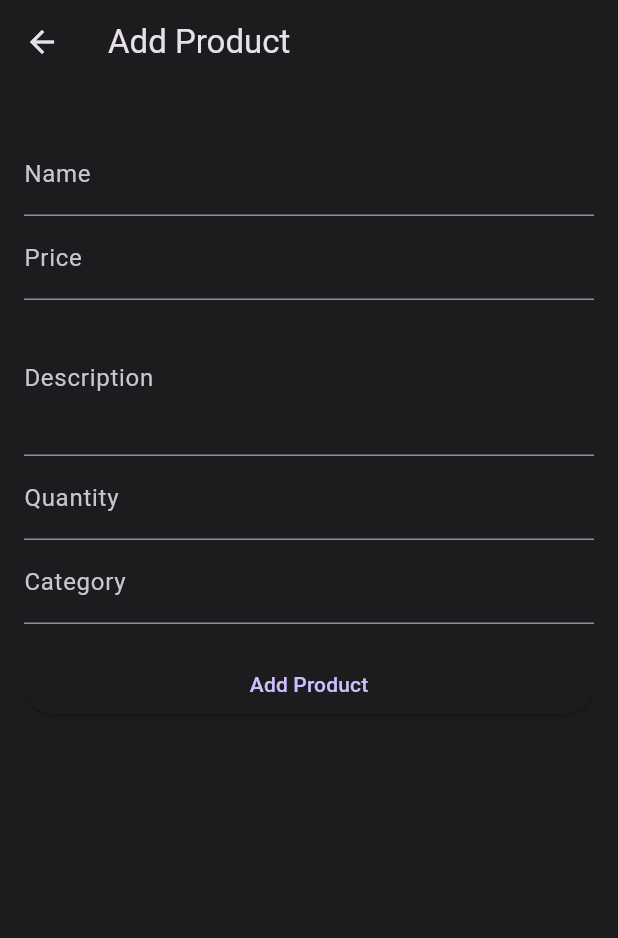
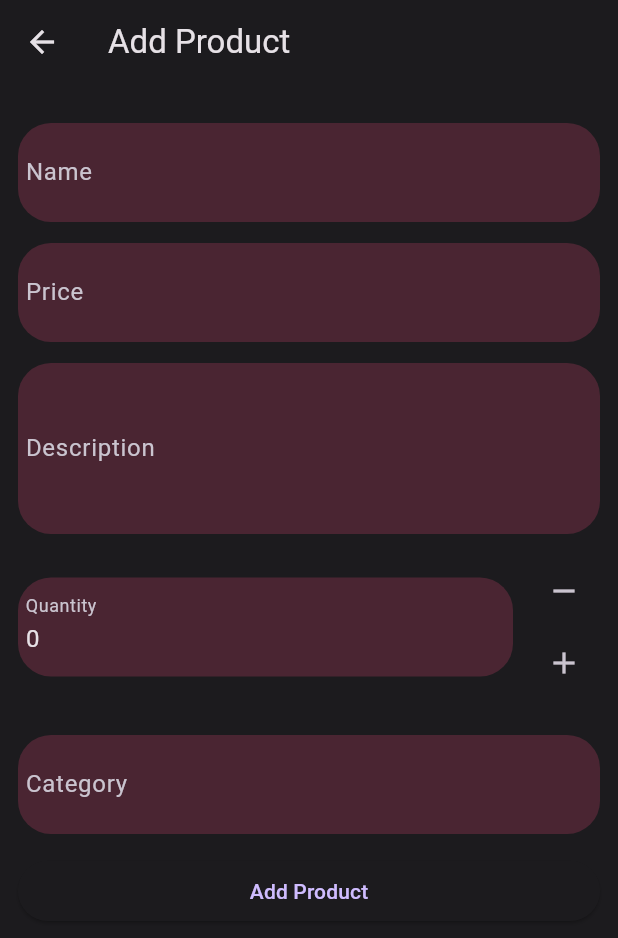
Before and after one commit to Marshal-GG/Test_1-Pack-More, a Flutter app: the AddProductPage screen opened by its route, on a phone screen of 412 x 824 dp. Shown: the top 938 px of the screen. Run offline on Flutter 3.47's test engine with Material 2 defaults, Android fonts, the phone set to English and light mode, and no system bars; our stand-ins replace cached_network_image, carousel_slider, cloud_firestore, dots_indicator, firebase_auth, firebase_core and 8 more; accounts and stored records are empty.

Commit message:
add_product_part

```diff
--- a/lib/core/routes/routes.dart
+++ b/lib/core/routes/routes.dart
@@ -5,6 +5,7 @@ import 'package:test_1/pages/product_details/product_details.dart';
 import 'package:test_1/pages/home/home.dart';
 import 'package:test_1/pages/test/picture.dart';
 import 'package:test_1/pages/test/picture2.dart';
+import 'package:test_1/pages/vendor_console/vendor_page.dart';
 
 Route<dynamic> generateRoute(RouteSettings settings) {
   switch (settings.name) {
@@ -38,6 +39,11 @@ Route<dynamic> generateRoute(RouteSettings settings) {
         builder: (_) => PictureTest2(),
         settings: settings,
       );
+      case '/vendor-page':
+      return MaterialPageRoute(
+        builder: (_) => VendorPage(),
+        settings: settings,
+      );
 
     default:
       return MaterialPageRoute(
--- a/lib/pages/add_product/add_product_page.dart
+++ b/lib/pages/add_product/add_product_page.dart
@@ -3,6 +3,9 @@ import 'package:flutter/material.dart';
 import 'package:cloud_firestore/cloud_firestore.dart';
 import 'package:image_picker/image_picker.dart';
 import 'package:firebase_storage/firebase_storage.dart' as firebase_storage;
+import 'package:test_1/core/color_schemes.g.dart';
+
+import '../product-review/product-review.dart';
 
 class AddProductPage extends StatefulWidget {
   @override
@@ -14,13 +17,14 @@ class _AddProductPageState extends State<AddProductPage> {
   final TextEditingController _nameController = TextEditingController();
   final TextEditingController _priceController = TextEditingController();
   final TextEditingController _descriptionController = TextEditingController();
-  final TextEditingController _quantityController = TextEditingController();
+  final TextEditingController _quantityController =
+      TextEditingController(text: '0');
   final TextEditingController _categoryController = TextEditingController();
   // late File _image;
   final ImagePicker _picker = ImagePicker();
 
   CollectionReference _productsCollection =
-      FirebaseFirestore.instance.collection('products');
+      FirebaseFirestore.instance.collection('test-products');
 
   Future<void> _getImage() async {
     final pickedFile = await _picker.getImage(source: ImageSource.gallery);
@@ -34,12 +38,13 @@ class _AddProductPageState extends State<AddProductPage> {
 
   @override
   Widget build(BuildContext context) {
+    final colorScheme = Theme.of(context).colorScheme;
     return Scaffold(
       appBar: AppBar(
         title: Text('Add Product'),
       ),
       body: Padding(
-        padding: EdgeInsets.all(16.0),
+        padding: EdgeInsets.all(12.0),
         child: Form(
           key: _formKey,
           child: ListView(
@@ -60,11 +65,18 @@ class _AddProductPageState extends State<AddProductPage> {
               //           child: Icon(Icons.image, size: 50),
               //         ),
               // ),
-              SizedBox(height: 16.0),
-              TextFormField(
+              SizedBox(height: 14.0),
+              Container(
+                decoration: BoxDecoration(
+                  borderRadius: BorderRadius.circular(22.0),
+                  color: darkColorScheme.onTertiary,
+                ),
+                padding: EdgeInsets.all(5.0),
+                child: TextFormField(
                   controller: _nameController,
                   decoration: InputDecoration(
                     labelText: 'Name',
+                    border: InputBorder.none,
                   ),
                   validator: (value) {
                     if (value!.isEmpty) {
@@ -73,10 +85,19 @@ class _AddProductPageState extends State<AddProductPage> {
                     return null;
                   },
                 ),
-              TextFormField(
+              ),
+              SizedBox(height: 14.0),
+              Container(
+                decoration: BoxDecoration(
+                  borderRadius: BorderRadius.circular(22.0),
+                  color: darkColorScheme.onTertiary,
+                ),
+                padding: EdgeInsets.all(5.0),
+                child: TextFormField(
                   controller: _priceController,
                   decoration: InputDecoration(
                     labelText: 'Price',
+                    border: InputBorder.none,
                   ),
                   keyboardType: TextInputType.number,
                   validator: (value) {
@@ -86,10 +107,19 @@ class _AddProductPageState extends State<AddProductPage> {
                     return null;
                   },
                 ),
-              TextFormField(
+              ),
+              SizedBox(height: 14.0),
+              Container(
+                decoration: BoxDecoration(
+                  borderRadius: BorderRadius.circular(22.0),
+                  color: darkColorScheme.onTertiary,
+                ),
+                padding: EdgeInsets.all(5.0),
+                child: TextFormField(
                   controller: _descriptionController,
                   decoration: InputDecoration(
                     labelText: 'Description',
+                    border: InputBorder.none,
                   ),
                   maxLines: 3,
                   validator: (value) {
@@ -99,10 +129,22 @@ class _AddProductPageState extends State<AddProductPage> {
                     return null;
                   },
                 ),
-              TextFormField(
+              ),
+              SizedBox(height: 14.0),
+              Row(
+                children: [
+                  Expanded(
+                    child: Container(
+                      decoration: BoxDecoration(
+                        borderRadius: BorderRadius.circular(22.0),
+                        color: darkColorScheme.onTertiary,
+                      ),
+                      padding: EdgeInsets.all(5.0),
+                      child: TextFormField(
                         controller: _quantityController,
                         decoration: InputDecoration(
                           labelText: 'Quantity',
+                          border: InputBorder.none,
                         ),
                         keyboardType: TextInputType.number,
                         validator: (value) {
@@ -112,10 +154,52 @@ class _AddProductPageState extends State<AddProductPage> {
                           return null;
                         },
                       ),
-              TextFormField(
+                    ),
+                  ),
+                  SizedBox(width: 10.0),
+                  Column(
+                    mainAxisAlignment: MainAxisAlignment.center,
+                    children: [
+                      IconButton(
+                        icon: Icon(Icons.remove),
+                        onPressed: () {
+                          int currentValue =
+                              int.parse(_quantityController.text);
+                          if (currentValue > 0) {
+                            setState(() {
+                              _quantityController.text =
+                                  (currentValue - 1).toString();
+                            });
+                          }
+                        },
+                      ),
+                      IconButton(
+                        icon: Icon(Icons.add),
+                        onPressed: () {
+                          int currentValue =
+                              int.parse(_quantityController.text);
+                          setState(() {
+                            _quantityController.text =
+                                (currentValue + 1).toString();
+                          });
+                        },
+                      ),
+                    ],
+                  ),
+                ],
+              ),
+              SizedBox(height: 24.0),
+              Container(
+                decoration: BoxDecoration(
+                  borderRadius: BorderRadius.circular(22.0),
+                  color: darkColorScheme.onTertiary,
+                ),
+                padding: EdgeInsets.all(5.0),
+                child: TextFormField(
                   controller: _categoryController,
                   decoration: InputDecoration(
                     labelText: 'Category',
+                    border: InputBorder.none,
                   ),
                   validator: (value) {
                     if (value!.isEmpty) {
@@ -124,7 +208,8 @@ class _AddProductPageState extends State<AddProductPage> {
                     return null;
                   },
                 ),
-              SizedBox(height: 16.0),
+              ),
+              SizedBox(height: 14.0),
               ElevatedButton(
                 onPressed: () {
                   if (_formKey.currentState!.validate()) {
@@ -142,13 +227,14 @@ class _AddProductPageState extends State<AddProductPage> {
 
   Future<void> _addProduct() async {
     try {
+      // Retrieve the product details from the text controllers
       String name = _nameController.text;
       double price = double.parse(_priceController.text);
       String description = _descriptionController.text;
       int quantity = int.parse(_quantityController.text);
       String category = _categoryController.text;
 
-      String imageUrl = '';
+      // String imageUrl = '';
       // if (_image != null) {
       //   final fileName = DateTime.now().millisecondsSinceEpoch.toString();
       //   final firebaseStorageReference =
@@ -157,15 +243,16 @@ class _AddProductPageState extends State<AddProductPage> {
       //   imageUrl = await firebaseStorageReference.getDownloadURL();
       // }
 
+      // Add the product to Firestore
       await _productsCollection.add({
-        'name': name,
-        'price': price,
-        'description': description,
-        'quantity': quantity,
-        'category': category,
-        'imageUrl': imageUrl,
+        'Name': name,
+        'Price': price,
+        'Description': description,
+        'Quantity': quantity,
+        'Category': category,
       });
 
+      // Show a success dialog
       // ignore: use_build_context_synchronously
       showDialog(
         context: context,
@@ -183,9 +270,20 @@ class _AddProductPageState extends State<AddProductPage> {
                   _descriptionController.clear();
                   _quantityController.clear();
                   _categoryController.clear();
-                  setState(() {
-                    // _image = Null;
-                  });
+
+                  // Navigate to the ProductReviewPage
+                  Navigator.push(
+                    context,
+                    MaterialPageRoute(
+                      builder: (context) => ProductReviewPage(
+                        name: name,
+                        price: price,
+                        description: description,
+                        quantity: quantity,
+                        category: category,
+                      ),
+                    ),
+                  );
                 },
               ),
             ],
```
Also changed, not shown: lib/pages/home/home.dart (+25 -0 lines), lib/pages/product-review/product-review.dart (added, +60 -0 lines). Lines whose indentation alone changed are shown as unchanged.
